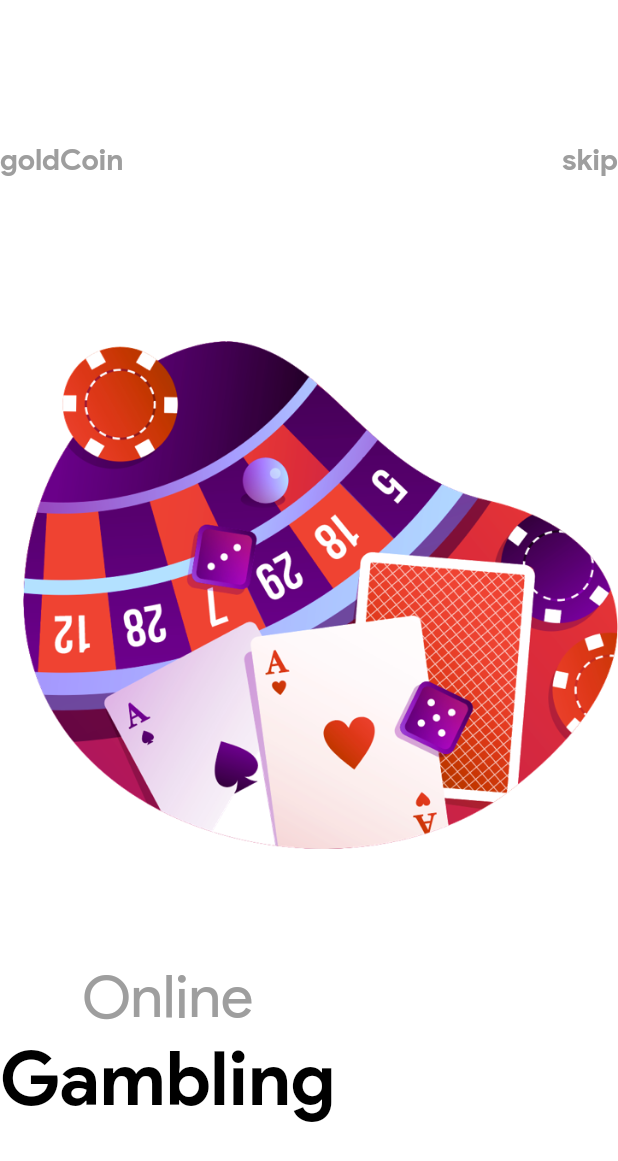
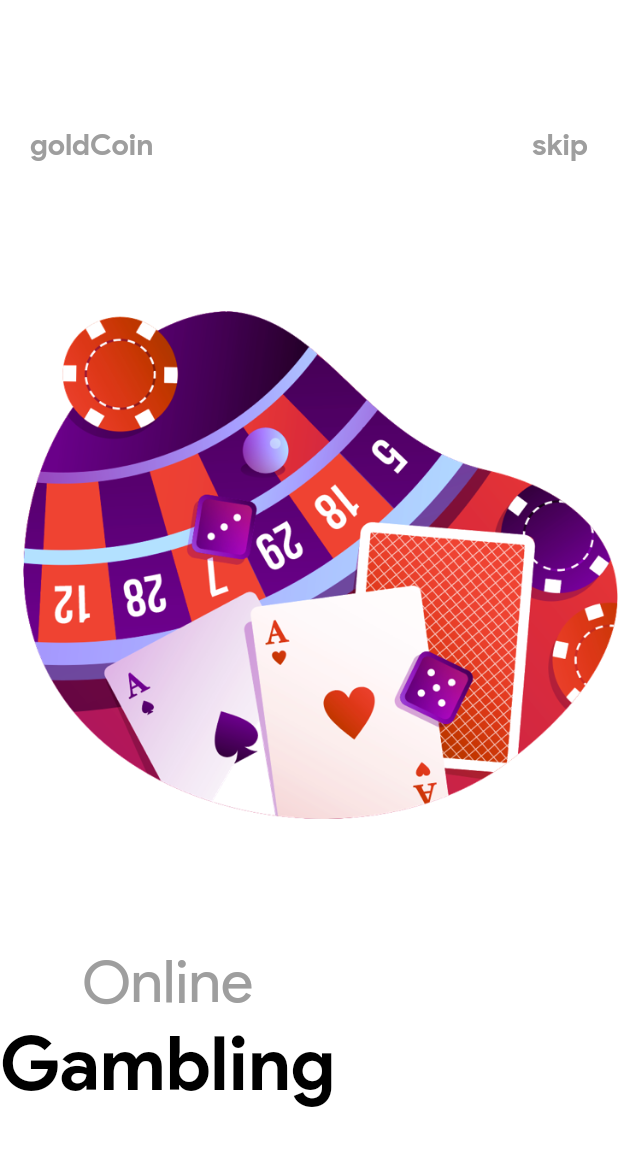
Before and after one commit to mohamedbrahimi/liquidSwipeAnimation_flutter, a Flutter app: the screen it shows after launch, on a phone screen of 412 x 824 dp. Shown: the top 1161 px of the screen. Run offline on Flutter 3.47's test engine with Material 2 defaults, Android fonts, the phone set to English and light mode, and no system bars; drawn by our look-alikes of liquid_swipe.

Commit message:
use 'horizontal' instead of vertical

```diff
--- a/lib/main.dart
+++ b/lib/main.dart
@@ -39,7 +39,7 @@ class MyApp extends StatelessWidget {
         crossAxisAlignment: CrossAxisAlignment.start,
         children: <Widget>[
           Padding(
-            padding: const EdgeInsets.symmetric(vertical: 20.0),
+            padding: const EdgeInsets.symmetric(horizontal: 20.0),
             child: Row(
               mainAxisAlignment: MainAxisAlignment.spaceBetween,
               children: <Widget>[
```
